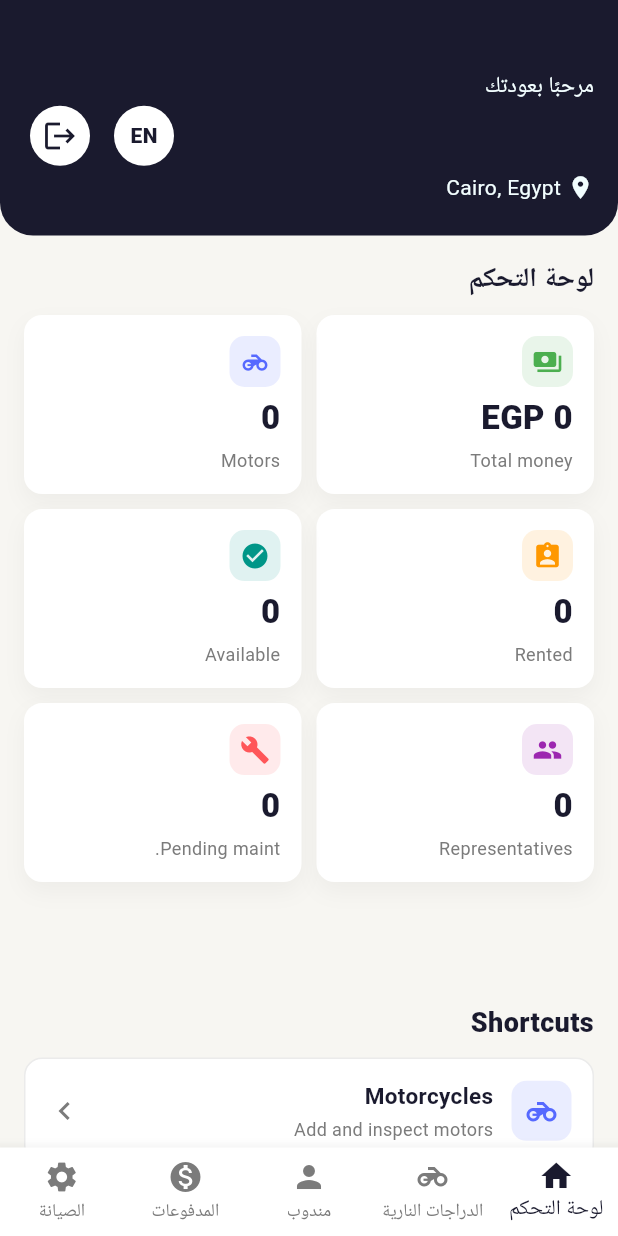
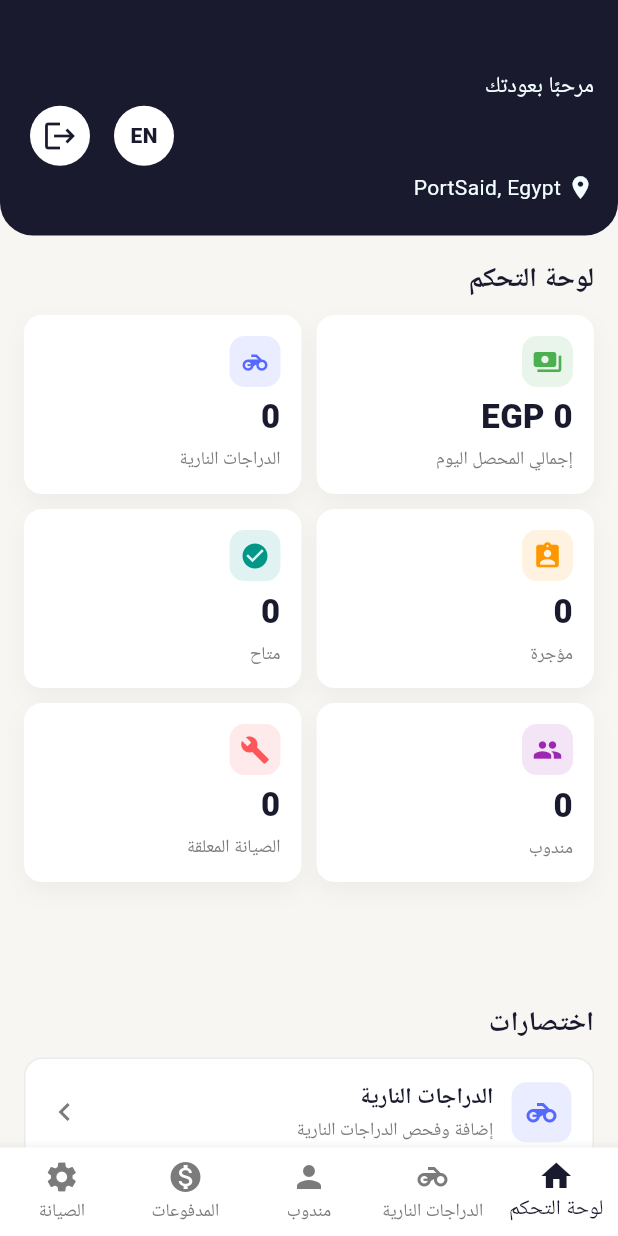
Before and after one commit to maroo9/ShoglyMotorcycle, a Flutter app: the MainLayout screen opened by its route, after a tap on "AR", on a phone screen of 412 x 824 dp. Run offline on Flutter 3.47's test engine with Material 3 defaults, Android fonts, the phone set to English and light mode, and no system bars; our stand-ins replace cloud_firestore, firebase_auth, firebase_core, flutter_screenutil, fluttertoast, google_fonts and 2 more; accounts and stored records are empty.

Commit message:
Finshed  the allApp

```diff
--- a/lib/fetures/Auth/rigester/rigesterViewModel.dart
+++ b/lib/fetures/Auth/rigester/rigesterViewModel.dart
@@ -1,10 +1,7 @@
-
-
 import 'package:cloud_firestore/cloud_firestore.dart';
 import 'package:firebase_auth/firebase_auth.dart';
 import 'package:flutter/cupertino.dart';
 import 'package:flutter/material.dart';
-
 import '../../../Core/Utilits/Uitills.dart';
 import '../../../Core/routesMnager/RoutesManger.dart';
 import '../../../Models/UserModel (Operation Manager).dart';
--- a/lib/fetures/mainlayout/tabs/Home/Home.dart
+++ b/lib/fetures/mainlayout/tabs/Home/Home.dart
@@ -109,20 +109,20 @@ class _HomeState extends State<Home> {
                                     DashboardStats(
                                       items: [
                                         DashboardStatItem(
-                                          title: "Total money",
+                                          title: AppLocalizations.of(context)!.total_collected_today,
                                           value:
                                               "${viewModel.totalCollected(payments).toStringAsFixed(0)} EGP",
                                           icon: Icons.payments,
                                           color: Colors.green,
                                         ),
                                         DashboardStatItem(
-                                          title: "Motors",
+                                          title: AppLocalizations.of(context)!.motorcycles,
                                           value: motorcycles.length.toString(),
                                           icon: Icons.motorcycle,
                                           color: Colorsmanger.Blue,
                                         ),
                                         DashboardStatItem(
-                                          title: "Rented",
+                                          title: AppLocalizations.of(context)!.rented,
                                           value: viewModel
                                               .rentedMotorcycles(
                                                 motorcycles,
@@ -133,7 +133,7 @@ class _HomeState extends State<Home> {
                                           color: Colors.orange,
                                         ),
                                         DashboardStatItem(
-                                          title: "Available",
+                                          title: AppLocalizations.of(context)!.available,
                                           value: viewModel
                                               .availableMotorcycles(
                                                 motorcycles,
@@ -144,14 +144,14 @@ class _HomeState extends State<Home> {
                                           color: Colors.teal,
                                         ),
                                         DashboardStatItem(
-                                          title: "Representatives",
+                                          title: AppLocalizations.of(context)!.representative,
                                           value:
                                               representatives.length.toString(),
                                           icon: Icons.people,
                                           color: Colors.purple,
                                         ),
                                         DashboardStatItem(
-                                          title: "Pending maint.",
+                                          title:  AppLocalizations.of(context)!.pending_maintenance,
                                           value: viewModel
                                               .pendingMaintenance(maintenances)
                                               .toString(),
@@ -161,38 +161,38 @@ class _HomeState extends State<Home> {
                                       ],
                                     ),
                                     const SizedBox(height: 22),
-                                    const _SectionTitle(title: "Shortcuts"),
+                                     _SectionTitle(title:  AppLocalizations.of(context)!.shortcuts),
                                     const SizedBox(height: 10),
                                     HomeShortcuts(
                                       items: [
                                         HomeShortcutItem(
-                                          title: "Motorcycles",
-                                          subtitle: "Add and inspect motors",
+                                          title: AppLocalizations.of(context)!.motorcycles,
+                                          subtitle: AppLocalizations.of(context)!.add_and_inspect_motorcycles,
                                           icon: Icons.motorcycle,
                                           color: Colorsmanger.Blue,
                                           onTap: () =>
                                               widget.onShortcutSelected(1),
                                         ),
                                         HomeShortcutItem(
-                                          title: "Representatives",
+                                          title: AppLocalizations.of(context)!.representative,
                                           subtitle:
-                                              "Assign rented motorcycles",
+                                          AppLocalizations.of(context)!.assign_rented_motorcycles,
                                           icon: Icons.person,
                                           color: Colors.purple,
                                           onTap: () =>
                                               widget.onShortcutSelected(2),
                                         ),
                                         HomeShortcutItem(
-                                          title: "Payments",
+                                          title:AppLocalizations.of(context)!.payments,
                                           subtitle:
-                                              "${viewModel.pendingPayments(payments)} pending rent payments",
+                                              "${viewModel.pendingPayments(payments)} "+ AppLocalizations.of(context)!.pending_rent_payments,
                                           icon: Icons.monetization_on,
                                           color: Colors.green,
                                           onTap: () =>
                                               widget.onShortcutSelected(3),
                                         ),
                                         HomeShortcutItem(
-                                          title: "Maintenance",
+                                          title:AppLocalizations.of(context)!.maintenance,
                                           subtitle:
                                               "${viewModel.pendingMaintenance(maintenances)} open jobs",
                                           icon: Icons.settings,
@@ -270,7 +270,7 @@ class _HomeHeader extends StatelessWidget {
                     ),
                     SizedBox(width: 4),
                     Text(
-                      "Cairo, Egypt",
+                      "PortSaid, Egypt",
                       style: TextStyle(color: Colorsmanger.Whiteblue),
                     ),
                   ],
--- a/lib/fetures/mainlayout/tabs/Home/HomeViewModel.dart
+++ b/lib/fetures/mainlayout/tabs/Home/HomeViewModel.dart
@@ -23,9 +23,10 @@ class HomeViewModel extends ChangeNotifier {
     return FirebaseServices.streamMaintenance();
   }
 
-  double totalCollected(List<PaymentModel> payments) {
+  double totalCollected(List<PaymentModel> payments, {DateTime? date}) {
+    final targetDate = date ?? DateTime.now();
     return payments
-        .where((payment) => payment.isPaid)
+        .where((payment) => payment.isPaid && payment.isSameDay(targetDate))
         .fold(0, (total, payment) => total + payment.amount);
   }
 
@@ -64,7 +65,10 @@ class HomeViewModel extends ChangeNotifier {
         .length;
   }
 
-  int pendingPayments(List<PaymentModel> payments) {
-    return payments.where((payment) => !payment.isPaid).length;
+  int pendingPayments(List<PaymentModel> payments, {DateTime? date}) {
+    final targetDate = date ?? DateTime.now();
+    return payments
+        .where((payment) => !payment.isPaid && payment.isSameDay(targetDate))
+        .length;
   }
 }
--- a/lib/fetures/mainlayout/tabs/Payments/PaymentRepresentativeCard.dart
+++ b/lib/fetures/mainlayout/tabs/Payments/PaymentRepresentativeCard.dart
@@ -1,5 +1,6 @@
 import 'package:flutter/cupertino.dart';
 import 'package:flutter/material.dart';
+import 'package:shoghly/l10n/app_localizations.dart';
 
 import '../../../../Core/ColorsManger/Colorsmanger.dart';
 import '../../../../Core/Widgets/InfoTile.dart';
@@ -63,7 +64,7 @@ class PaymentRepresentativeCard extends StatelessWidget {
                     ],
                   ),
                 ),
-                StatusChip(status: isPaid ? "Paid" : "Not paid"),
+                StatusChip(status: isPaid ? AppLocalizations.of(context)!.paid :  AppLocalizations.of(context)!.not_paid),
                 IconButton(
                   onPressed: onEdit,
                   icon: const Icon(Icons.edit),
--- a/lib/fetures/mainlayout/tabs/Payments/Payments.dart
+++ b/lib/fetures/mainlayout/tabs/Payments/Payments.dart
@@ -309,13 +309,13 @@ class _PaymentsState extends State<Payments> {
                           viewModel.updatePaidStatus(value);
                           setSheetState(() {});
                         },
-                        title: const Text("Rent paid"),
+                        title: Text(AppLocalizations.of(context)!.rent_paid),
                         contentPadding: EdgeInsets.zero,
                       ),
                       const SizedBox(height: 12),
                       CustomTextForm(
                         controller: viewModel.notesController,
-                        labelText: "Notes",
+                        labelText: AppLocalizations.of(context)!.notes,
                         prefixIcon: Icons.notes,
                         validator: (_) => null,
                         Lines: 2,
--- a/lib/fetures/mainlayout/tabs/Payments/PaymentsViewModel.dart
+++ b/lib/fetures/mainlayout/tabs/Payments/PaymentsViewModel.dart
@@ -48,15 +48,7 @@ class PaymentsViewModel extends ChangeNotifier {
   }
 
   Stream<List<PaymentModel>> get paymentsStream {
-    return FirebaseFirestore.instance
-        .collection("Payments")
-        .withConverter<PaymentModel>(
-          fromFirestore: (snapshot, _) =>
-              PaymentModel.fromJson(snapshot.data() ?? {}),
-          toFirestore: (payment, _) => payment.toJson(),
-        )
-        .snapshots()
-        .map((query) => query.docs.map((doc) => doc.data()).toList());
+    return FirebaseServices.streamPayments();
   }
 
   PaymentModel? paymentForRepresentative(
--- a/lib/fetures/mainlayout/tabs/Payments/TotalMoneyCard.dart
+++ b/lib/fetures/mainlayout/tabs/Payments/TotalMoneyCard.dart
@@ -1,5 +1,6 @@
 import 'package:flutter/cupertino.dart';
 import 'package:flutter/material.dart';
+import 'package:shoghly/l10n/app_localizations.dart';
 
 import '../../../../Core/ColorsManger/Colorsmanger.dart';
 
@@ -35,7 +36,7 @@ class TotalMoneyCard extends StatelessWidget {
               crossAxisAlignment: CrossAxisAlignment.start,
               children: [
                 Text(
-                  isToday ? "Total collected today" : "Total collected on $dateText",
+                  isToday ? AppLocalizations.of(context)!.total_collected_today: "Total collected on $dateText",
                   style: const TextStyle(
                     color: Colorsmanger.Whiteblue,
                     fontSize: 14,
@@ -63,7 +64,7 @@ class TotalMoneyCard extends StatelessWidget {
             ),
             onPressed: onReset,
             icon: const Icon(Icons.restart_alt, size: 18),
-            label: const Text("Reset Day"),
+            label:  Text(AppLocalizations.of(context)!.reset_day),
           ),
         ],
       ),
--- a/lib/fetures/mainlayout/tabs/representative/RepresentativeCard.dart
+++ b/lib/fetures/mainlayout/tabs/representative/RepresentativeCard.dart
@@ -58,7 +58,7 @@ class RepresentativeCard extends StatelessWidget {
                   ),
                 ),
                 StatusChip(
-                  status: representative.isActive ? "Active" : "Inactive",
+                  status: representative.isActive ? AppLocalizations.of(context)!.active : AppLocalizations.of(context)!.inactive,
                 ),
                 IconButton(
                   onPressed: onDelete,
--- a/lib/l10n/app_ar.arb
+++ b/lib/l10n/app_ar.arb
@@ -179,6 +179,29 @@
   "available": "متاح",
   "active": "نشط",
   "total_collected_today": "إجمالي المحصل اليوم",
-  "reset_day": "إعادة تعيين اليوم"
+  "reset_day": "إعادة تعيين اليوم",
+  "pending_maintenance": "الصيانة المعلقة",
+  "shortcuts": "اختصارات",
+  "add_and_inspect_motorcycles": "إضافة وفحص الدراجات النارية",
+  "assign_rented_motorcycles": "تخصيص الدراجات النارية المؤجرة",
+  "pending_rent_payments": "مدفوعات الإيجار المعلقة",
+  "total_collected_today": "إجمالي المحصل اليوم",
+  "not_paid": "غير مدفوع",
+"reset_day_ar": "يوم إعادة التعيين",
+"notes_ar": "ملاحظات",
+"oil_change_ar": "تغيير الزيت",
+"tires_ar": "الإطارات",
+"brake_service_ar": "صيانة الفرامل",
+"engine_repair_ar": "إصلاح المحرك",
+"general_service_ar": "صيانة عامة",
+"pending_ar": "قيد الانتظار",
+"what_it_needs": "ما الذي يحتاج إلى صيانة",
+"notes": "ملاحظات",
+"active": "يعمل حاليًا",
+"inactive": "لا يعمل حاليًا",
+"no_maintenance": "لا توجد صيانة",
+"paid": "مدفوع",
+"rent_paid": "تم دفع الإيجار"
+
 
 }
--- a/lib/l10n/app_localizations.dart
+++ b/lib/l10n/app_localizations.dart
@@ -581,12 +581,6 @@ abstract class AppLocalizations {
   /// **'Maintenance Date'**
   String get maintenance_date;
 
-  /// No description provided for @technician.
-  ///
-  /// In en, this message translates to:
-  /// **'Technician'**
-  String get technician;
-
   /// No description provided for @service_details.
   ///
   /// In en, this message translates to:
@@ -776,7 +770,7 @@ abstract class AppLocalizations {
   /// No description provided for @no_maintenance.
   ///
   /// In en, this message translates to:
-  /// **'No maintenance records found.'**
+  /// **'No maintenance'**
   String get no_maintenance;
 
   /// No description provided for @success.
@@ -976,6 +970,84 @@ abstract class AppLocalizations {
   /// In en, this message translates to:
   /// **'Reset Day'**
   String get reset_day;
+
+  /// No description provided for @pending_maintenance.
+  ///
+  /// In en, this message translates to:
+  /// **'Pending Maintenance'**
+  String get pending_maintenance;
+
+  /// No description provided for @shortcuts.
+  ///
+  /// In en, this message translates to:
+  /// **'Shortcuts'**
+  String get shortcuts;
+
+  /// No description provided for @add_and_inspect_motorcycles.
+  ///
+  /// In en, this message translates to:
+  /// **'Add and Inspect Motorcycles'**
+  String get add_and_inspect_motorcycles;
+
+  /// No description provided for @assign_rented_motorcycles.
+  ///
+  /// In en, this message translates to:
+  /// **'Assign Rented Motorcycles'**
+  String get assign_rented_motorcycles;
+
+  /// No description provided for @pending_rent_payments.
+  ///
+  /// In en, this message translates to:
+  /// **'Pending Rent Payments'**
+  String get pending_rent_payments;
+
+  /// No description provided for @not_paid.
+  ///
+  /// In en, this message translates to:
+  /// **'Not Paid'**
+  String get not_paid;
+
+  /// No description provided for @notes.
+  ///
+  /// In en, this message translates to:
+  /// **'Notes'**
+  String get notes;
+
+  /// No description provided for @tires.
+  ///
+  /// In en, this message translates to:
+  /// **'Tires'**
+  String get tires;
+
+  /// No description provided for @what_it_needs.
+  ///
+  /// In en, this message translates to:
+  /// **'What it needs'**
+  String get what_it_needs;
+
+  /// No description provided for @inactive.
+  ///
+  /// In en, this message translates to:
+  /// **'Inactive'**
+  String get inactive;
+
+  /// No description provided for @paid.
+  ///
+  /// In en, this message translates to:
+  /// **'Paid'**
+  String get paid;
+
+  /// No description provided for @rent_paid.
+  ///
+  /// In en, this message translates to:
+  /// **'Rent Paid'**
+  String get rent_paid;
+
+  /// No description provided for @technician_name.
+  ///
+  /// In en, this message translates to:
+  /// **'اسم الفني'**
+  String get technician_name;
 }
 
 class _AppLocalizationsDelegate extends LocalizationsDelegate<AppLocalizations> {
```
Also changed, not shown: lib/fetures/mainlayout/tabs/Maintenance/Maintance.dart (+28 -33 lines), lib/fetures/mainlayout/tabs/Maintenance/MaintanceViewModel.dart (+10 -22 lines), lib/fetures/mainlayout/tabs/Maintenance/_MaintenanceMotorcycleCard.dart (+8 -3 lines), lib/l10n/app_en.arb (+26 -6 lines), lib/l10n/app_localizations_ar.dart (+41 -5 lines), lib/l10n/app_localizations_en.dart (+40 -4 lines).
